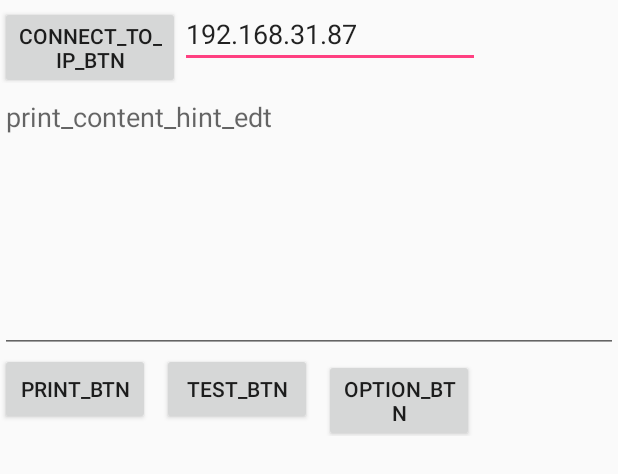
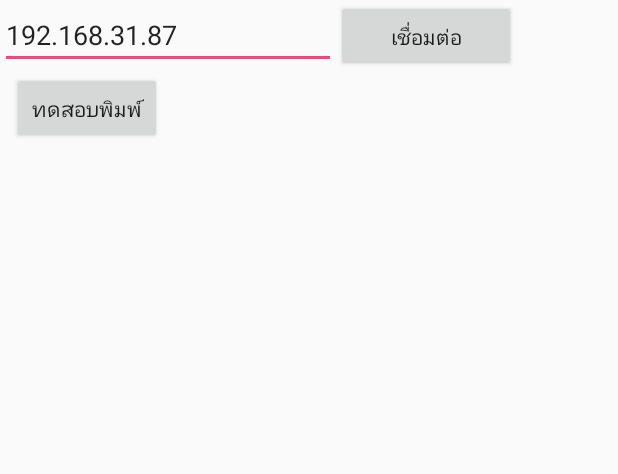
Before and after one commit to MongkonEiadon/DirectPrinterKotlin, an Android app: the layout activity_main.xml on its own in the app's theme, with its tools: preview values and no code run, on a phone screen of 412 x 824 dp. Shown: the top 474 px of the screen. Run offline under Robolectric (Android 15) with nearby library versions, the phone set to English and light mode, and no system bars.

```diff
--- a/app/build.gradle
+++ b/app/build.gradle
@@ -3,7 +3,7 @@ apply plugin: 'kotlin-android'
 
 android {
     compileSdkVersion 26
-    buildToolsVersion "26.0.1"
+    buildToolsVersion '26.0.2'
     defaultConfig {
         applicationId "com.example.mongk.directprinterkotlin"
         minSdkVersion 19
--- a/app/src/main/java/Utils.java
+++ b/app/src/main/java/Utils.java
@@ -71,6 +71,7 @@ public class Utils {
                 }
             }
         }
+
         byte[] b = new byte[322];
         int line = 0;
         int j = 0;
--- a/app/src/main/res/layout/activity_main.xml
+++ b/app/src/main/res/layout/activity_main.xml
@@ -1,9 +1,22 @@
 <LinearLayout xmlns:android="http://schemas.android.com/apk/res/android" android:layout_width="fill_parent" android:layout_height="fill_parent" android:orientation="vertical">
-    <LinearLayout android:layout_width="fill_parent" android:layout_height="wrap_content">
-        <Button android:id="@+id/btn_connect" android:layout_width="120dip" android:layout_height="wrap_content" android:text="connect_to_ip_btn"/>
-        <EditText android:id="@+id/ip_address" android:layout_width="200dip" android:layout_height="wrap_content" android:text="192.168.31.87"/>
+
+    <LinearLayout
+        android:layout_width="fill_parent"
+        android:layout_height="wrap_content">
+
+        <EditText
+            android:id="@+id/ip_address"
+            android:layout_width="224dp"
+            android:layout_height="wrap_content"
+            android:text="192.168.31.87" />
+
+        <Button
+            android:id="@+id/btn_connect"
+            android:layout_width="120dip"
+            android:layout_height="wrap_content"
+            android:text="เชื่อมต่อ" />
     </LinearLayout>
-    <EditText android:id="@+id/edt_print_content" android:layout_width="fill_parent" android:layout_height="180dip" android:gravity="top|left" android:hint="print_content_hint_edt"/>
+
     <TableLayout android:layout_width="fill_parent" android:layout_height="wrap_content">
         <TableRow>
 
@@ -12,9 +25,16 @@
 
         </TableRow>
     </TableLayout>
-    <LinearLayout android:layout_width="fill_parent" android:layout_height="wrap_content">
-        <Button android:id="@+id/btn_print" android:layout_width="100dip" android:layout_height="wrap_content" android:text="print_btn"/>
-        <Button android:id="@+id/btn_test" android:layout_width="100dip" android:layout_height="wrap_content" android:layout_marginLeft="8dip" android:text="test_btn"/>
-        <Button android:id="@+id/btn_option" android:layout_width="100dip" android:layout_height="wrap_content" android:layout_marginLeft="8dip" android:text="option_btn"/>
+
+    <LinearLayout
+        android:layout_width="fill_parent"
+        android:layout_height="wrap_content">
+
+        <Button
+            android:id="@+id/btn_test"
+            android:layout_width="100dip"
+            android:layout_height="wrap_content"
+            android:layout_marginLeft="8dip"
+            android:text="ทดสอบพิมพ์" />
     </LinearLayout>
 </LinearLayout>
--- a/build.gradle
+++ b/build.gradle
@@ -7,7 +7,7 @@ buildscript {
         google()
     }
     dependencies {
-        classpath 'com.android.tools.build:gradle:3.0.0-beta6'
+        classpath 'com.android.tools.build:gradle:3.0.0-beta7'
         classpath "org.jetbrains.kotlin:kotlin-gradle-plugin:$kotlin_version"
 
         // NOTE: Do not place your application dependencies here; they belong
```
Also changed, not shown: app/src/main/AndroidManifest.xml (+8 -4 lines), app/src/main/java/com/example/mongk/directprinterkotlin/MainActivity.kt (+116 -133 lines), app/src/main/res/layout/activity_device_list.xml (deleted, +0 -9 lines), app/src/main/res/layout/activity_incomingintent.xml (deleted, +0 -11 lines).
